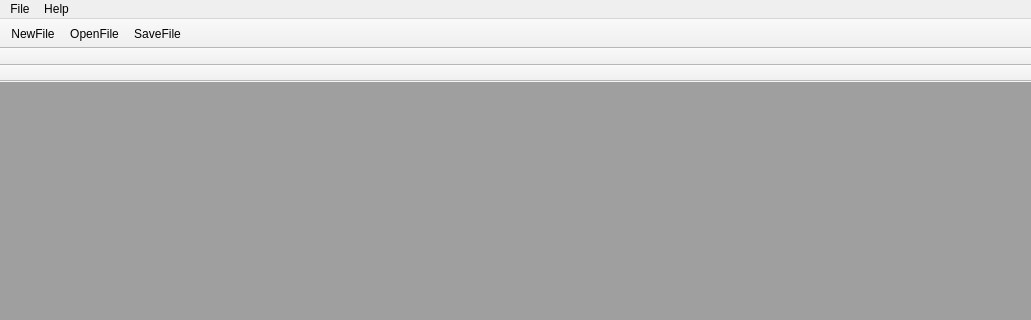
Before: the Qt Designer form src/kcrm.ui in K3130/KCRM, drawn with Qt 5; both pictures show x 0 to 1031 and y 0 to 320 of the 1031 by 641 pixel window.
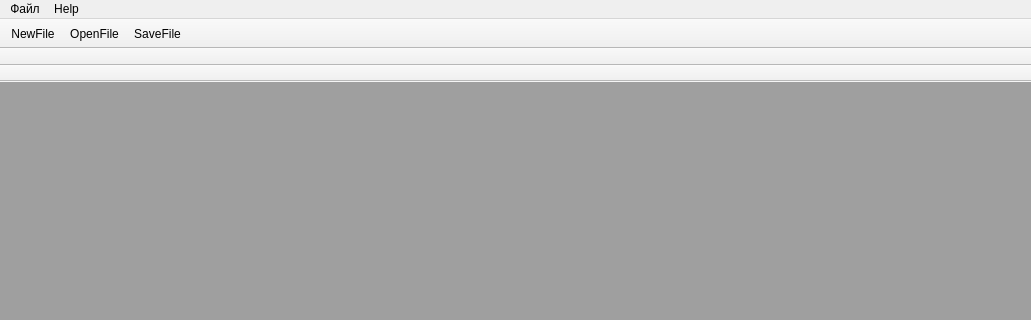
After: the same form once the commit is applied. Icons and pictures are not drawn. Custom widgets are drawn as their Qt base class.

Patch:
```diff
--- a/src/kcrm.ui
+++ b/src/kcrm.ui
@@ -141,7 +141,7 @@
    </property>
    <widget class="QMenu" name="menuFile">
     <property name="title">
-     <string>File</string>
+     <string>Файл</string>
     </property>
    </widget>
    <widget class="QMenu" name="menuHelp">
```
Left out of the diff: 24 changed lines with no effect on the pictures.
